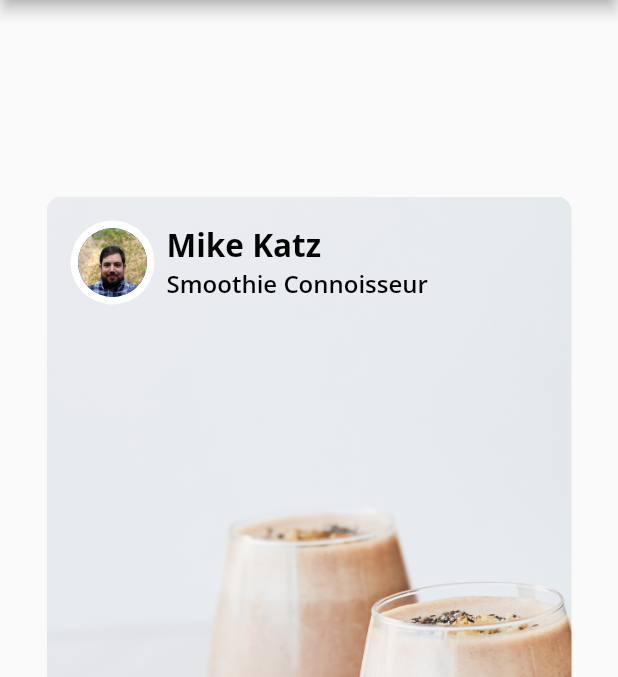
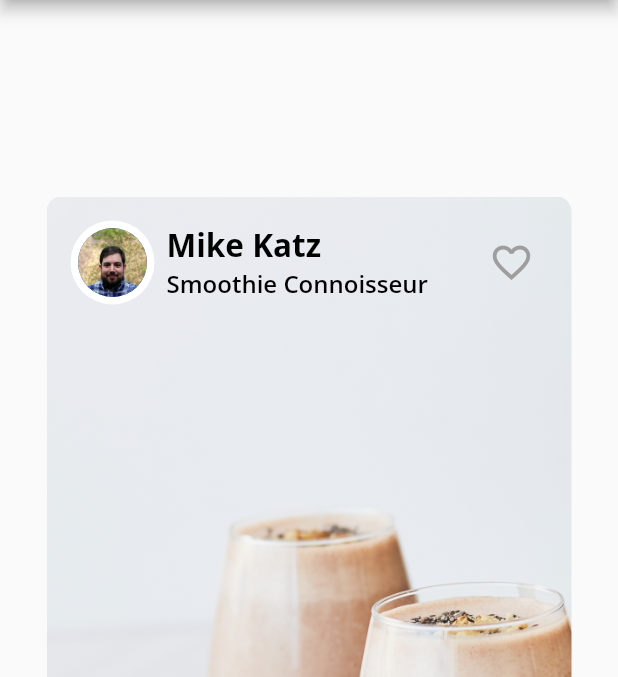
Before and after one commit to ShafeeMahmoud/Fooderlich, a Flutter app: the screen it shows after launch, item 2 of the bottom bar chosen, on a phone screen of 412 x 824 dp, the part 84-761 px from its top. Run offline on Flutter 3.47's test engine with Material 2 defaults, Android fonts, the phone set to English and light mode, and no system bars; our stand-ins replace google_fonts.

Commit message:
Add icon button

```diff
--- a/lib/author_card.dart
+++ b/lib/author_card.dart
@@ -19,7 +19,7 @@ class AuthorCard extends StatelessWidget {
     return Container(
       padding: const EdgeInsets.all(16),
       child: Row(
-        // TODO: Add Alignment
+        mainAxisAlignment: MainAxisAlignment.spaceBetween,
         children: [
           Row(
             children: [
@@ -43,8 +43,16 @@ class AuthorCard extends StatelessWidget {
               ),
             ],
           ),
+          IconButton(
+            onPressed: () {
+              const snackBar = SnackBar(content: Text('Favorite pressed'));
+              ScaffoldMessenger.of(context).showSnackBar(snackBar);
+            },
+            icon: const Icon(Icons.favorite_border),
+            iconSize: 30,
+            color: Colors.grey,
+          )
         ],
-        // TODO: Add icon button
       ),
     );
   }
```
